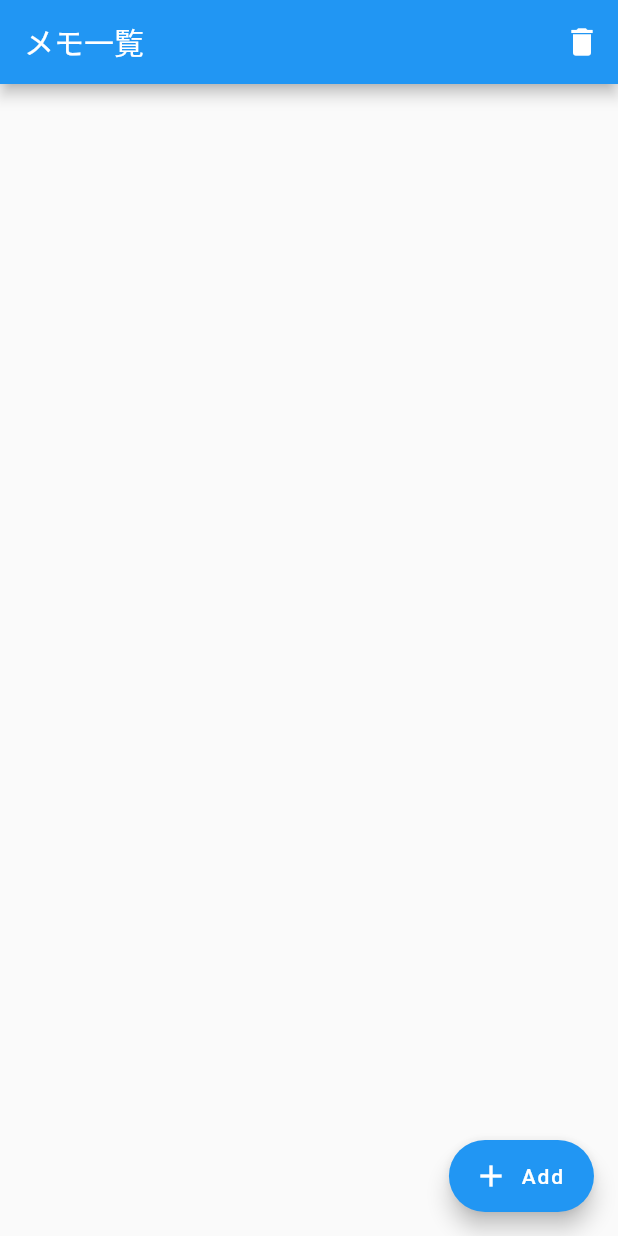
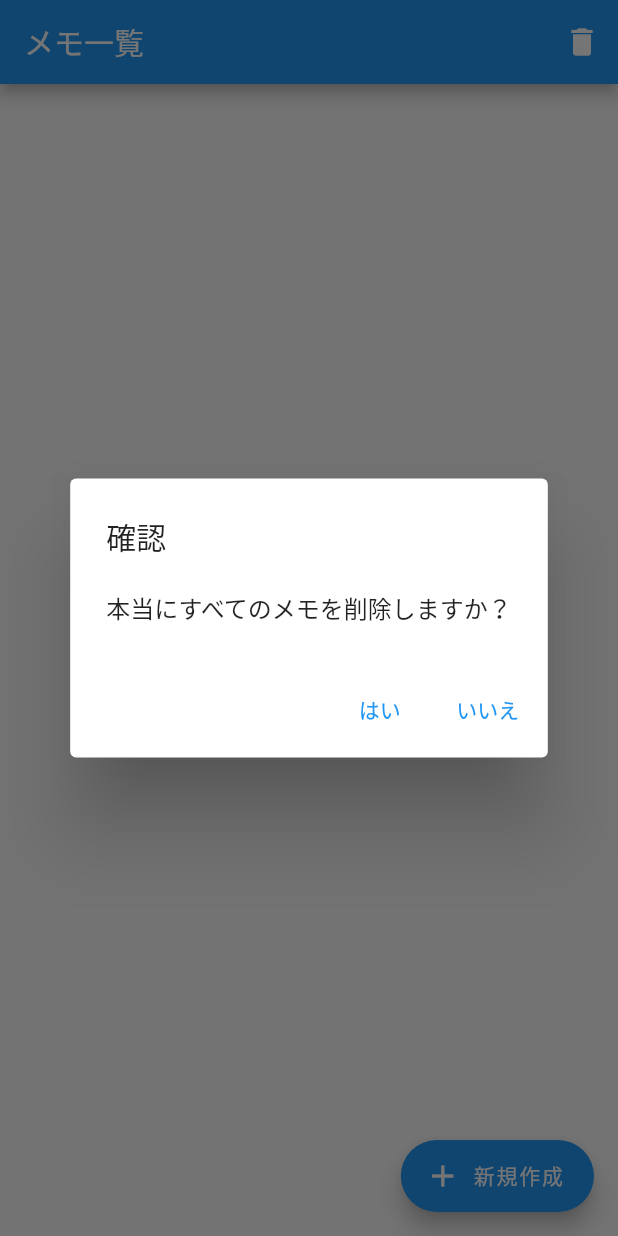
Before and after one commit to kame22max/memo, a Flutter app: the screen it shows after launch, after a tap on the "delete" icon, on a phone screen of 412 x 824 dp. Run offline on Flutter 3.47's test engine with Material 2 defaults, Android fonts, the phone set to English and light mode, and no system bars; our stand-ins replace shared_preferences, sqflite; accounts and stored records are empty.

Commit message:
データベース機能の追加

```diff
--- a/lib/add_memo_page.dart
+++ b/lib/add_memo_page.dart
@@ -3,7 +3,7 @@ import 'package:provider/provider.dart';
 import 'package:sqflite/sqflite.dart';
 import 'package:shared_preferences/shared_preferences.dart';
 import 'package:path/path.dart';
-
+import 'package:cupertino_icons/cupertino_icons.dart';
 
 class Memo {
   int? id;
@@ -74,6 +74,10 @@ class MemoDatabaseHelper {
     );
   }
 
+  Future<void> deleteAllMemos() async {
+    await _database.delete('memos');
+  }
+
 
 }
 
@@ -112,50 +116,49 @@ class MemoListProvider extends ChangeNotifier {
     await _databaseHelper.deleteMemo(id);
     loadMemos();
   }
+
+  Future<void> deleteAllMemos() async {
+    await _databaseHelper.deleteAllMemos();
+    loadMemos();
+  }
+
+
+
+  Future<void> showDeleteConfirmationDialog(BuildContext context) async {
+    return showDialog(
+      context: context,
+      builder: (BuildContext dialogContext) {
+        return AlertDialog(
+          title: Text('確認'),
+          content: Text('本当にすべてのメモを削除しますか？'),
+          actions: <Widget>[
+            TextButton(
+              child: Text('はい'),
+              onPressed: () {
+                deleteAllMemos();
+                Navigator.of(dialogContext).pop(); // ダイアログを閉じる
+              },
+            ),
+            TextButton(
+              child: Text('いいえ'),
+              onPressed: () {
+                Navigator.of(dialogContext).pop(); // ダイアログを閉じる
+              },
+            ),
+          ],
+        );
+      },
+    );
+  }
+
+  Future<void> deleteAllMemosWithConfirmation(BuildContext context) async {
+    await showDeleteConfirmationDialog(context);
+  }
 }
 
 
-// class MemoListProvider extends ChangeNotifier {
-//   List<Memo> memos = [];
-//   final String key = 'memos';
-//
-//   MemoListProvider() {
-//     loadMemos();
-//   }
-//
-//   Future<void> loadMemos() async {
-//     final prefs = await SharedPreferences.getInstance();
-//     final memosData = prefs.getStringList(key);
-//
-//     if (memosData != null) {
-//       memos = memosData.map((memoJson) => Memo.fromMap(memoJson as Map<String, dynamic>)).toList();
-//       notifyListeners();
-//     }
-//   }
-//
-//   Future<void> addMemo(Memo memo) async {
-//     memos.add(memo);
-//     notifyListeners();
-//
-//     final prefs = await SharedPreferences.getInstance();
-//     final memosData = memos.map((memo) => memo.toMap()).toList();
-//     prefs.setStringList(key, memosData.map((map) => map.toString()).toList());
-//   }
-//
-//   Future<void> deleteMemo(int index) async {
-//     memos.removeAt(index);
-//     notifyListeners();
-//
-//     final prefs = await SharedPreferences.getInstance();
-//     final memosData = memos.map((memo) => memo.toMap()).toList();
-//     prefs.setStringList(key, memosData.map((map) => map.toString()).toList());
-//   }
-//
-// }
-
-
 class MemoCreateScreen extends StatelessWidget {
-  final TextEditingController titleController = TextEditingController();
+  final TextEditingController titleController = TextEditingController(text: '名無しのタイトル');
   final TextEditingController contentController = TextEditingController();
 
   @override
--- a/lib/memo_list_page.dart
+++ b/lib/memo_list_page.dart
@@ -6,6 +6,8 @@ import 'package:memo/memo_edit_page.dart';
 import 'package:memo/memo_list_model.dart';
 import 'package:provider/provider.dart';
 import 'package:shared_preferences/shared_preferences.dart';
+import 'package:cupertino_icons/cupertino_icons.dart';
+
 
 // class Memo {
 //   String title;
@@ -48,7 +50,8 @@ class MemoListPage extends StatelessWidget {
         actions: [
           IconButton(
             icon: const Icon(Icons.delete),
-            onPressed: () {
+            onPressed: () async {
+              await memoListProvider.deleteAllMemosWithConfirmation(context);
               //画面遷移
             },
           ),
@@ -84,7 +87,7 @@ class MemoListPage extends StatelessWidget {
           Navigator.push(context,
               MaterialPageRoute(builder: (context) => MemoCreateScreen()));
         },
-        label: Text('Add'), //テキスト
+        label: Text('新規作成'), //テキスト
         icon: Icon(Icons.add), //アイコン
       ),
     );
@@ -105,6 +108,15 @@ class MemoDetailScreen extends StatelessWidget {
     return Scaffold(
       appBar: AppBar(
         title: Text('メモ詳細'),
+        actions: [
+          IconButton(
+            icon: const Icon(Icons.delete),
+            onPressed: () {
+              _showDeleteDialog(context, index);
+              //画面遷移
+            },
+          ),
+        ],
       ),
       body: Padding(
         padding: const EdgeInsets.all(16.0),
--- a/pubspec.yaml
+++ b/pubspec.yaml
@@ -13,7 +13,7 @@ dependencies:
   flutter:
     sdk: flutter
 
-  cupertino_icons: ^1.0.2
+  cupertino_icons: ^1.0.6
   provider: ^6.0.5
   shared_preferences: ^2.2.2
   riverpod: ^2.4.5
```
Also changed, not shown: lib/memo_edit_page.dart (+2 -11 lines).
